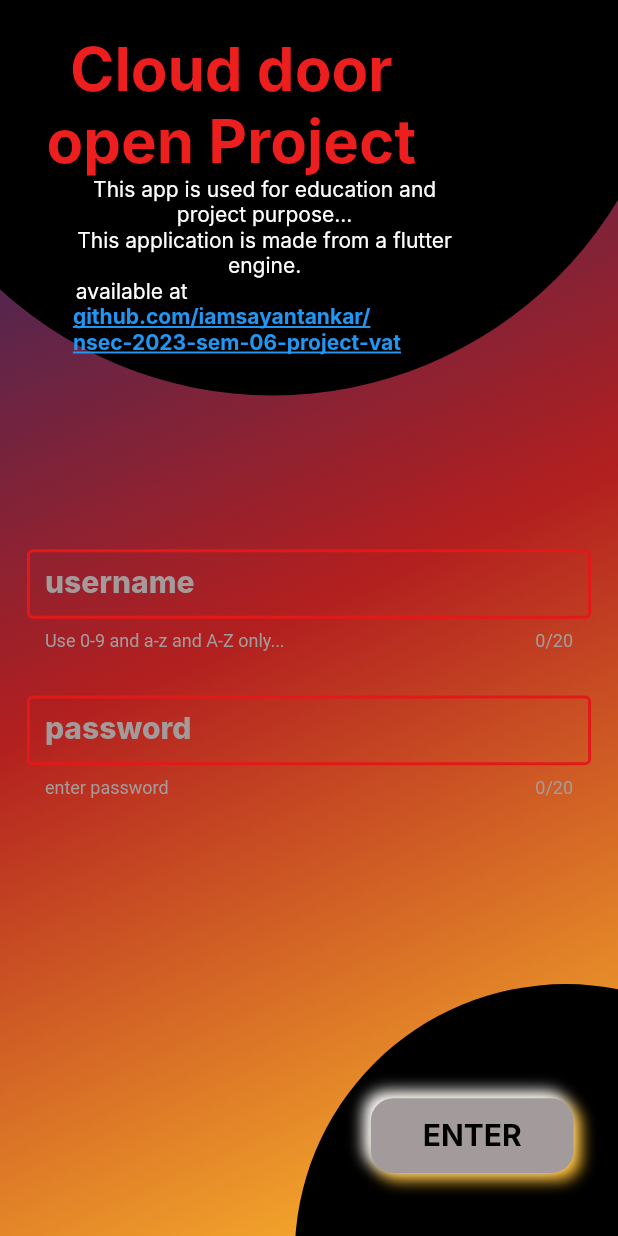
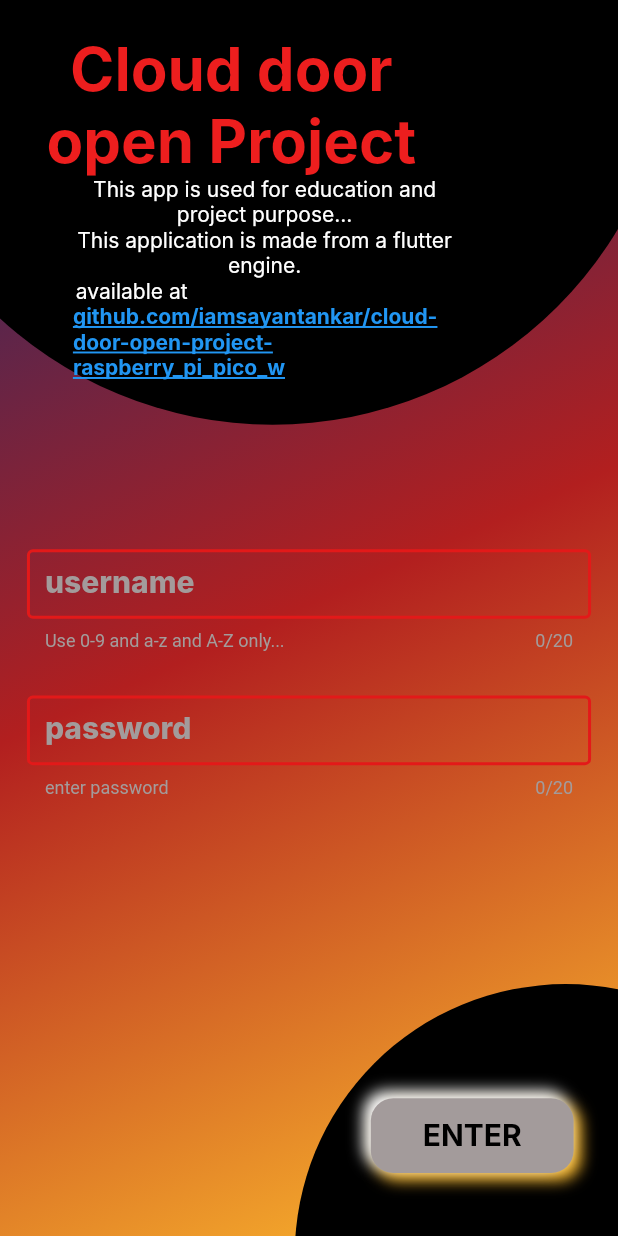
Before and after one commit to KabirPramanik/Smart-Door-System, a Flutter app: the screen it shows after launch, on a phone screen of 412 x 824 dp. Run offline on Flutter 3.47's test engine with Material 2 defaults, Android fonts, the phone set to English and light mode, and no system bars; our stand-ins replace flutter_svg, shared_preferences; Roboto replaces fonts that are missing (Inter).

Commit message:
Initial commit

```diff
--- a/lib/home.dart
+++ b/lib/home.dart
@@ -58,7 +58,7 @@ class _MyLoginState extends State<MyLogin> {
             // TODO: Step 01 => Top circle create
             Positioned(
               left: -103 * widthP,
-              top: -280 * heightP,
+              top: -260 * heightP,
               child: Container(
                 width: 550 * widthP,
                 height: 550 * heightP,
@@ -87,7 +87,7 @@ class _MyLoginState extends State<MyLogin> {
               top: 120 * heightP,
               child: SizedBox(
                 width: 242 * widthP,
-                height: 120 * heightP,
+                height: 140 * heightP,
                 child: Column(
                   crossAxisAlignment: CrossAxisAlignment.start,
                   children: [
@@ -114,7 +114,7 @@ class _MyLoginState extends State<MyLogin> {
                         14),
                     RichText(
                       text: TextSpan(
-                        text: 'github.com/iamsayantankar/nsec-2023-sem-06-project-vat',
+                        text: 'github.com/iamsayantankar/cloud-door-open-project-raspberry_pi_pico_w',
                         style: const TextStyle(
                           decoration: TextDecoration.underline,
                           color: Colors.blue,
@@ -124,7 +124,7 @@ class _MyLoginState extends State<MyLogin> {
                         ),
                         recognizer: TapGestureRecognizer()
                           ..onTap = () {
-                            launchUrl(Uri.parse('http://github.com/iamsayantankar/nsec-2023-sem-06-project-vat'));
+                            launchUrl(Uri.parse('http://github.com/iamsayantankar/cloud-door-open-project-raspberry_pi_pico_w'));
                           },
                       ),
                     ),
--- a/lib/login.dart
+++ b/lib/login.dart
@@ -53,6 +53,7 @@ class _AnonymousLogInState extends State<AnonymousLogIn> {
 
     // }
 
+
     return Scaffold(
       body: Container(
         decoration: boxDecoration(),
@@ -60,7 +61,7 @@ class _AnonymousLogInState extends State<AnonymousLogIn> {
           // TODO: Step 01 => Top circle create
           Positioned(
             left: -103 * widthP,
-            top: -280 * heightP,
+            top: -260 * heightP,
             child: Container(
               width: 550 * widthP,
               height: 550 * heightP,
@@ -89,7 +90,7 @@ class _AnonymousLogInState extends State<AnonymousLogIn> {
             top: 120 * heightP,
             child: SizedBox(
                   width: 242 * widthP,
-                  height: 120 * heightP,
+                  height: 140 * heightP,
                   child: Column(
                     crossAxisAlignment: CrossAxisAlignment.start,
                     children: [
@@ -116,7 +117,7 @@ class _AnonymousLogInState extends State<AnonymousLogIn> {
                           14),
                       RichText(
                         text: TextSpan(
-                          text: 'github.com/iamsayantankar/nsec-2023-sem-06-project-vat',
+                          text: 'github.com/iamsayantankar/cloud-door-open-project-raspberry_pi_pico_w',
                           style: const TextStyle(
                             decoration: TextDecoration.underline,
                             color: Colors.blue,
@@ -126,7 +127,7 @@ class _AnonymousLogInState extends State<AnonymousLogIn> {
                           ),
                           recognizer: TapGestureRecognizer()
                             ..onTap = () {
-                              launchUrl(Uri.parse('http://github.com/iamsayantankar/nsec-2023-sem-06-project-vat'));
+                              launchUrl(Uri.parse('http://github.com/iamsayantankar/cloud-door-open-project-raspberry_pi_pico_w'));
                             },
                         ),
                       ),
```
